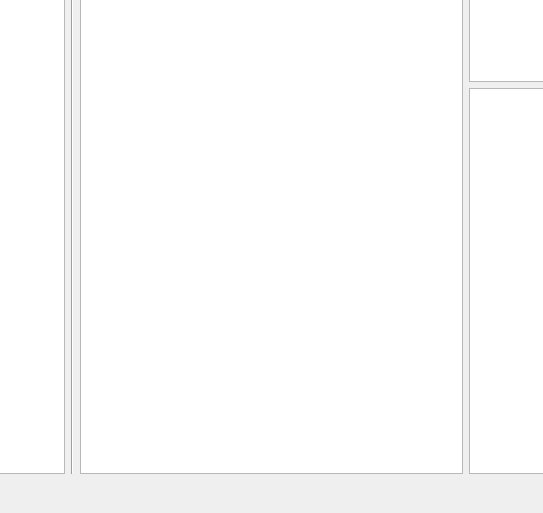
Old version of the form DBPARAMS.ui in the repository doubsman/DBAlbums; both pictures show x 329 to 872 and y 363 to 876 of the 1192 by 876 pixel window.
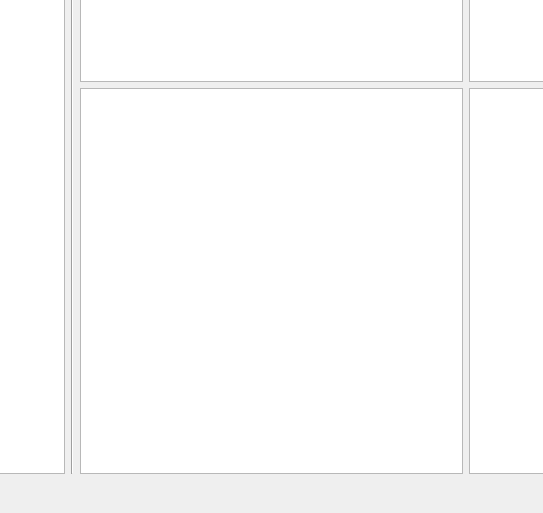
New version of the form.

The edit to the form file:
```diff
--- a/DBPARAMS.ui
+++ b/DBPARAMS.ui
@@ -91,6 +91,9 @@
          </property>
         </widget>
        </item>
+       <item>
+        <widget class="QTextEdit" name="textEdit_envt"/>
+       </item>
       </layout>
      </item>
      <item>
```
Left out of the diff: 2 changed lines with no effect on the pictures.
